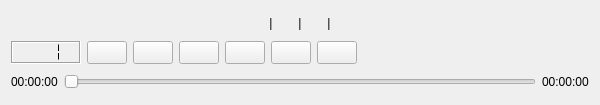
Old version of the form ui/Osd.ui in the repository ntadej/tano.
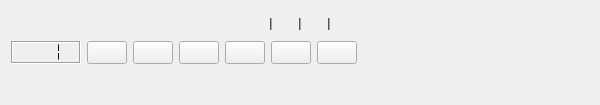
New version of the form. Icons and pictures are not drawn. Custom widgets are drawn as their Qt base class.

Commit message: libvlc migration, play/stop button, seek widget

The edit to the form file:
```diff
--- a/ui/Osd.ui
+++ b/ui/Osd.ui
@@ -309,33 +309,25 @@
     </layout>
    </item>
    <item>
-    <layout class="QHBoxLayout" name="durationLayout">
-     <item>
-      <widget class="QLabel" name="labelDuration">
-       <property name="text">
-        <string>00:00:00</string>
-       </property>
-      </widget>
-     </item>
-     <item>
-      <widget class="QSlider" name="durationSlider">
-       <property name="orientation">
-        <enum>Qt::Horizontal</enum>
-       </property>
-      </widget>
-     </item>
-     <item>
-      <widget class="QLabel" name="labelLenght">
-       <property name="text">
-        <string>00:00:00</string>
-       </property>
-      </widget>
-     </item>
-    </layout>
+    <widget class="VlcSeekWidget" name="seekWidget" native="true"/>
    </item>
   </layout>
  </widget>
  <layoutdefault spacing="6" margin="11"/>
+ <customwidgets>
+  <customwidget>
+   <class>VlcVolumeSlider</class>
+   <extends>QWidget</extends>
+   <header>../libvlc/VlcVolumeSlider.h</header>
+   <container>1</container>
+  </customwidget>
+  <customwidget>
+   <class>VlcSeekWidget</class>
+   <extends>QWidget</extends>
+   <header>../libvlc/VlcSeekWidget.h</header>
+   <container>1</container>
+  </customwidget>
+ </customwidgets>
  <resources>
   <include location="images.qrc"/>
  </resources>
```
Left out of the diff: 2 changed lines with no effect on the pictures. The commit also changes 222 other files.
